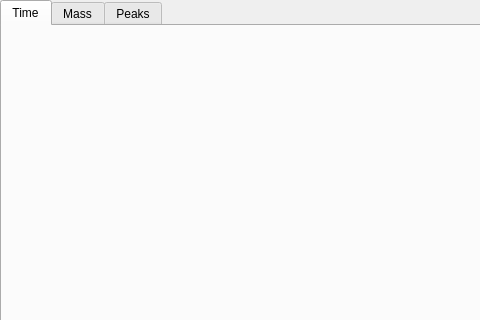
The window that src/gui/plots_qt.ui (odile9999/asan) describes before a commit, drawn with Qt 5; both pictures show x 0 to 480 and y 0 to 320 of the 800 by 500 pixel window.
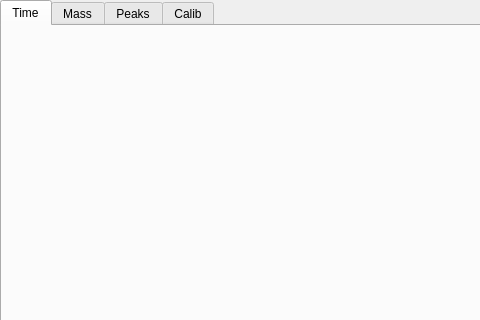
The same window after the commit. The open tabs and pages were chosen to show the change.

Patch:
```diff
--- a/src/gui/plots_qt.ui
+++ b/src/gui/plots_qt.ui
@@ -49,6 +49,12 @@
   <widget class="QWidget" name="tab_Peaks">
    <attribute name="title">
     <string>Peaks</string>
+   </attribute>
+   <layout class="QVBoxLayout" name="verticalLayout_3"/>
+  </widget>
+  <widget class="QWidget" name="tab_Calib">
+   <attribute name="title">
+    <string>Calib</string>
    </attribute>
    <layout class="QVBoxLayout" name="verticalLayout_4"/>
   </widget>
```
Left out of the diff: 8 changed lines with no effect on the pictures.
